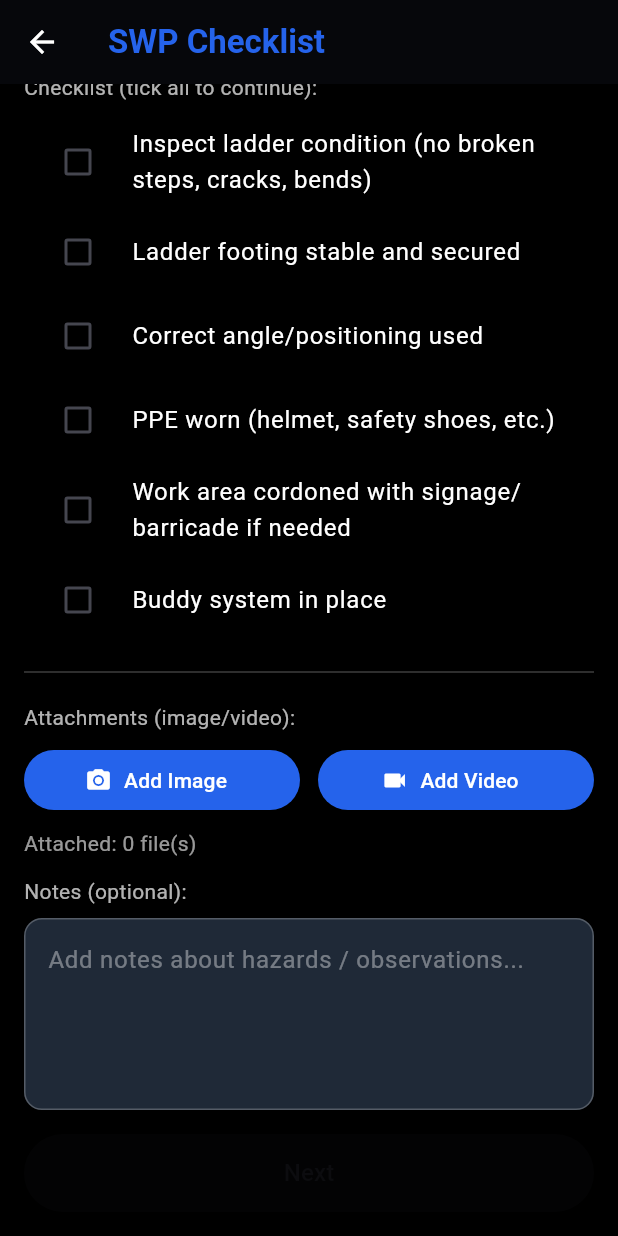
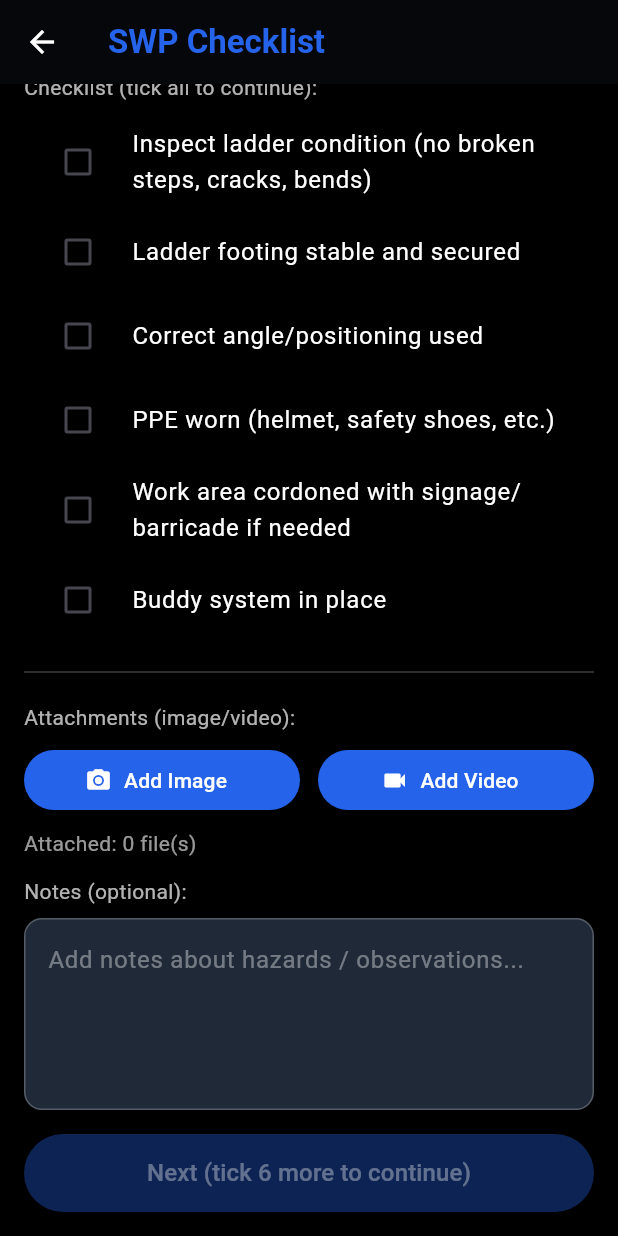
Before and after one commit to ironspider16/HazardScan, a Flutter app: the SwpChecklistPage screen opened directly with sample values from the repository, scrolled down 170 dp, on a phone screen of 412 x 824 dp. Run offline on Flutter 3.47's test engine with Material 3 defaults, Android fonts, the phone set to English and light mode, and no system bars; our stand-ins replace camera, image_picker; missing offline and left inert: onnxruntime.

Commit message:
Edit Next button to be fade and not be transparent when checklisting in swp_checklist_page.dart

```diff
--- a/flutter_app/lib/pages/swp_checklist_page.dart
+++ b/flutter_app/lib/pages/swp_checklist_page.dart
@@ -272,8 +272,16 @@ class _SwpChecklistPageState extends State<SwpChecklistPage> {
               style: ElevatedButton.styleFrom(
                 backgroundColor: const Color(0xFF2563EB),
                 foregroundColor: Colors.white,
+                disabledBackgroundColor: const Color.fromARGB(90, 37, 100, 235), // when not all checklist is ticked
+                disabledForegroundColor: const Color.fromARGB(90, 255, 255, 255)
               ),
-              child: const Text('Next', style: TextStyle(fontSize: 16)),
+              child: Text(
+                _canProceed
+                    ? 'Next'
+                    // next button text to show how many more to tick
+                    : 'Next (tick ${_checks.where((c) => !c).length} more to continue)',
+                style: const TextStyle(fontSize: 16),
+              ),
             ),
           ),
         ],
```
Also changed, not shown: 3 other files.
